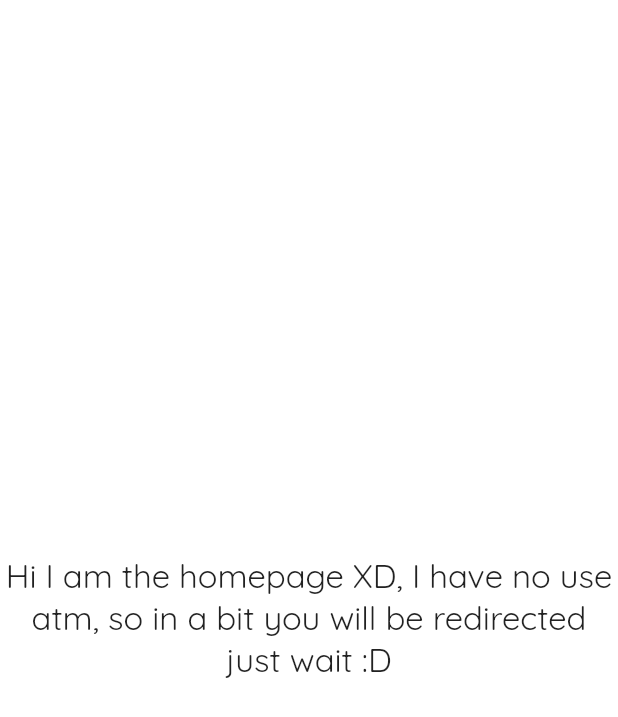
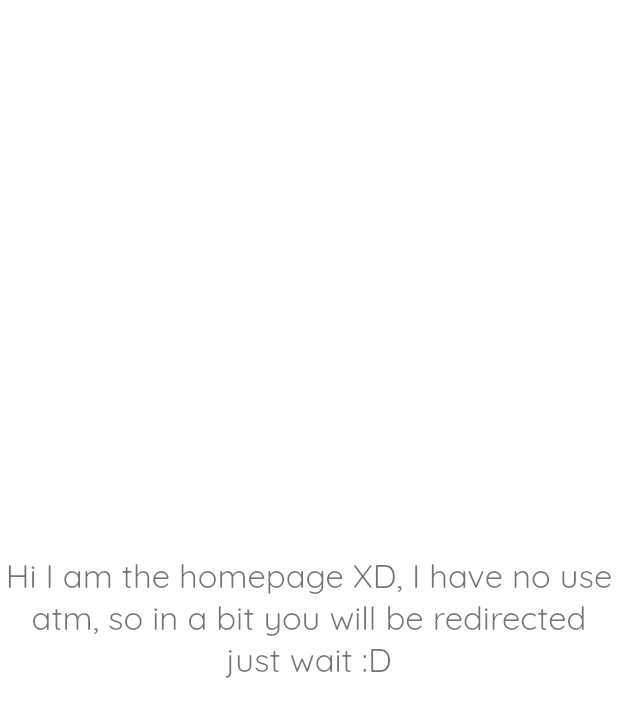
Before and after one commit to zphoenixz/mobile-fun, a Flutter app: the screen it shows after launch, on a phone screen of 412 x 824 dp. Shown: the top 717 px of the screen. Run offline on Flutter 3.47's test engine with Material 2 defaults, Android fonts, the phone set to English and light mode, and no system bars; our stand-ins replace bot_toast; statements that could not run were skipped.

Commit message:
custom routes&themes

```diff
--- a/lib/core/routes/routes.dart
+++ b/lib/core/routes/routes.dart
@@ -2,6 +2,7 @@ import 'dart:developer';
 import 'package:flutter/material.dart';
 
 import 'package:mobile_fun/view/pages/home_page.dart';
+import '../../view/pages/post_page.dart';
 import 'routing_constants.dart';
 
 class NavigationRoute {
@@ -17,7 +18,7 @@ class NavigationRoute {
         return MaterialPageRoute(builder: (context) => const HomePage());
       case postsPageRoute:
         log('loading $postsPageRoute route..');
-        return MaterialPageRoute(builder: (context) => const HomePage());
+        return MaterialPageRoute(builder: (context) => const PostPage());
       case postDescriptionPageRoute:
         log('loading $postDescriptionPageRoute route..');
         return MaterialPageRoute(builder: (context) => const HomePage());
--- a/lib/core/theme/custom_theme.dart
+++ b/lib/core/theme/custom_theme.dart
@@ -5,11 +5,39 @@ class CustomTheme {
   static ThemeData get lightTheme {
     return ThemeData(
       fontFamily: Constants.mainFont,
+      appBarTheme: const AppBarTheme(
+        color: Constants.appBarColor,
+      ),
+      tabBarTheme: const TabBarTheme(
+        indicator: BoxDecoration(
+          color: Constants.mediumBlackColor,
+        ),
+        labelStyle: TextStyle(
+          fontSize: Constants.bodyFont,
+          fontFamily: Constants.mainFont,
+        ),
+        unselectedLabelColor: Constants.mediumBlackColor,
+        unselectedLabelStyle: TextStyle(
+          fontSize: Constants.bodyFont,
+          fontFamily: Constants.mainFont,
+        ),
+      ),
       textTheme: const TextTheme(
         displayLarge: TextStyle(
           fontSize: Constants.titleFont,
           fontFamily: Constants.mainFont,
-          color: Colors.black87,
+          color: Constants.mediumBlackColor,
+        ),
+        displayMedium: TextStyle(
+          fontSize: Constants.bodyFont,
+          fontFamily: Constants.mainFont,
+          color: Colors.white,
+        ),
+        titleLarge: TextStyle(
+          fontSize: Constants.titleFont,
+          fontFamily: Constants.mainFont,
+          color: Constants.mediumBlackColor,
+          fontWeight: FontWeight.bold,
         ),
       ),
     );
```
